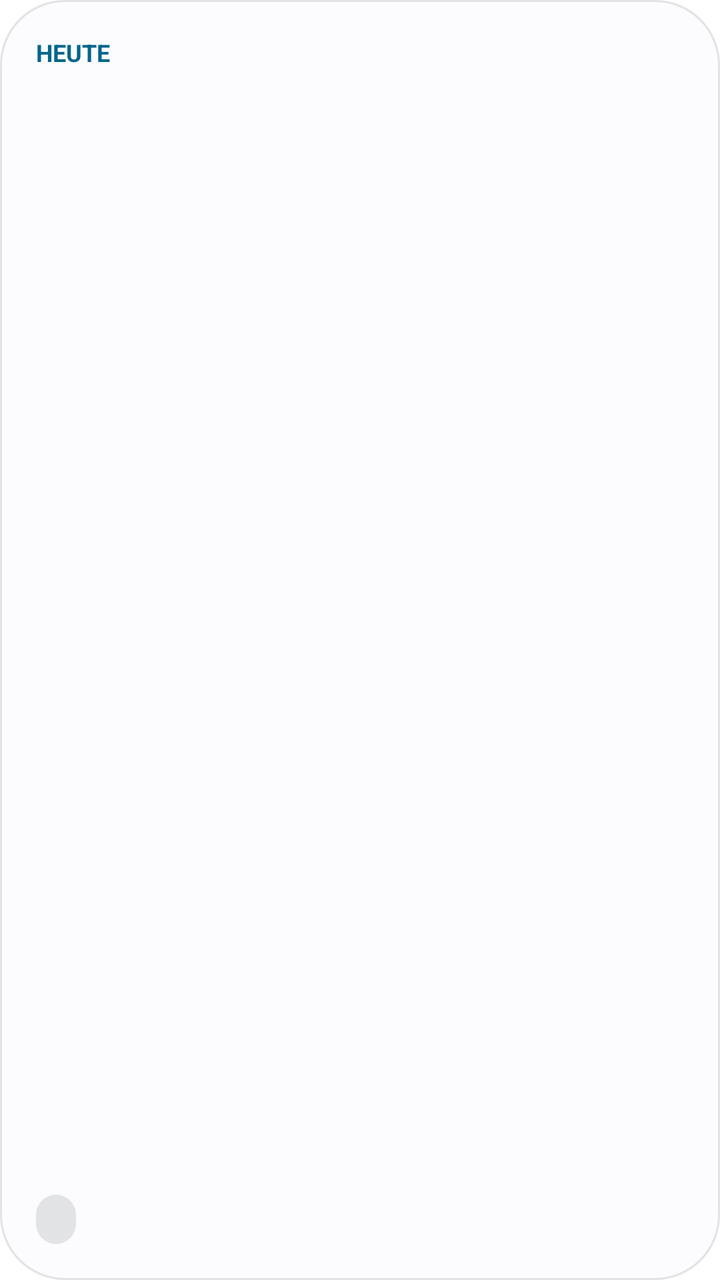
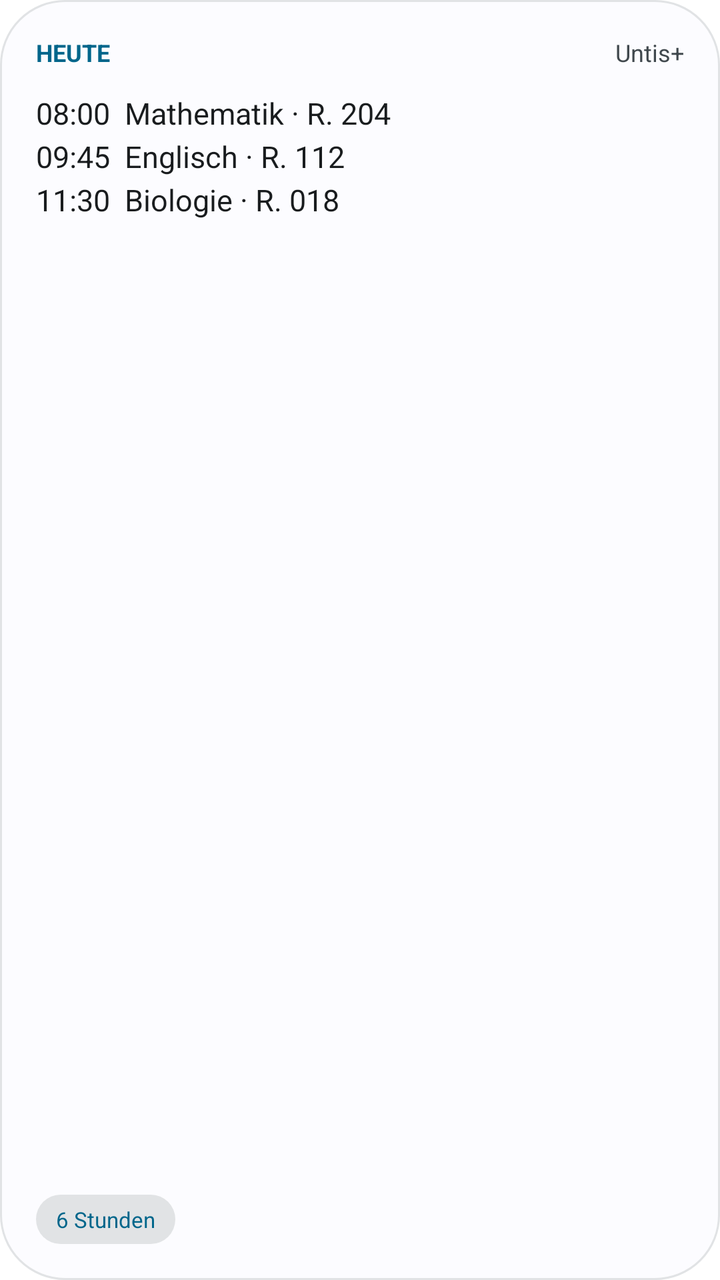

Compare the two renders of this Android layout. The source of the first and the diff that turns it into the second are given below.
<!-- AndroidManifest.xml: fallback theme Theme.MaterialComponents.DayNight.NoActionBar -->
<!-- res/layout/widget_daily_schedule.xml -->
<?xml version="1.0" encoding="utf-8"?>
<RelativeLayout xmlns:android="http://schemas.android.com/apk/res/android"
    android:id="@+id/widget_schedule_root"
    android:layout_width="match_parent"
    android:layout_height="match_parent"
    android:background="@drawable/widget_expressive_surface"
    android:padding="18dp">
    <TextView android:layout_width="wrap_content" android:layout_height="wrap_content" android:text="HEUTE" android:textColor="@color/widget_primary" android:textSize="12sp" android:textStyle="bold" />
    <TextView android:id="@+id/widget_schedule_account" android:layout_width="wrap_content" android:layout_height="wrap_content" android:layout_alignParentEnd="true" android:ellipsize="end" android:maxLines="1" android:textColor="@color/widget_on_surface_variant" android:textSize="12sp" />
    <TextView android:id="@+id/widget_daily_schedule" android:layout_width="match_parent" android:layout_height="wrap_content" android:layout_below="@id/widget_schedule_account" android:layout_marginTop="12dp" android:ellipsize="end" android:lineSpacingExtra="4dp" android:maxLines="3" android:textColor="@color/widget_on_surface" android:textSize="15sp" />
    <TextView android:id="@+id/widget_schedule_status" android:layout_width="wrap_content" android:layout_height="wrap_content" android:layout_alignParentBottom="true" android:background="@drawable/widget_status_pill" android:paddingHorizontal="10dp" android:paddingVertical="5dp" android:textColor="@color/widget_primary" android:textSize="11sp" />
</RelativeLayout>
<!-- resources referenced by this layout -->
<resources>
  <color name="widget_on_surface">#FF171C25</color>
  <color name="widget_on_surface_variant">#FF42474F</color>
  <color name="widget_primary">#FF005AC1</color>
  <!-- drawable widget_expressive_surface (drawable) -->
  <shape xmlns:android="http://schemas.android.com/apk/res/android" android:shape="rectangle">
      <solid android:color="@color/widget_surface" />
      <corners android:radius="32dp" />
      <stroke android:width="1dp" android:color="@color/widget_surface_variant" />
  </shape>
  <!-- drawable widget_status_pill (drawable) -->
  <shape xmlns:android="http://schemas.android.com/apk/res/android" android:shape="rectangle">
      <solid android:color="@color/widget_surface_variant" />
      <corners android:radius="99dp" />
  </shape>
  <color name="widget_surface">#FFF7F9FF</color>
  <color name="widget_surface_variant">#FFDCE5F5</color>
</resources>

<!-- the commit's change to res/layout/widget_daily_schedule.xml (unified diff, before → after) -->
@@ -6,7 +6,7 @@
     android:background="@drawable/widget_expressive_surface"
     android:padding="18dp">
     <TextView android:layout_width="wrap_content" android:layout_height="wrap_content" android:text="HEUTE" android:textColor="@color/widget_primary" android:textSize="12sp" android:textStyle="bold" />
-    <TextView android:id="@+id/widget_schedule_account" android:layout_width="wrap_content" android:layout_height="wrap_content" android:layout_alignParentEnd="true" android:ellipsize="end" android:maxLines="1" android:textColor="@color/widget_on_surface_variant" android:textSize="12sp" />
-    <TextView android:id="@+id/widget_daily_schedule" android:layout_width="match_parent" android:layout_height="wrap_content" android:layout_below="@id/widget_schedule_account" android:layout_marginTop="12dp" android:ellipsize="end" android:lineSpacingExtra="4dp" android:maxLines="3" android:textColor="@color/widget_on_surface" android:textSize="15sp" />
-    <TextView android:id="@+id/widget_schedule_status" android:layout_width="wrap_content" android:layout_height="wrap_content" android:layout_alignParentBottom="true" android:background="@drawable/widget_status_pill" android:paddingHorizontal="10dp" android:paddingVertical="5dp" android:textColor="@color/widget_primary" android:textSize="11sp" />
+    <TextView android:id="@+id/widget_schedule_account" android:layout_width="wrap_content" android:layout_height="wrap_content" android:layout_alignParentEnd="true" android:ellipsize="end" android:maxLines="1" android:textColor="@color/widget_on_surface_variant" android:textSize="12sp" android:text="Untis+" />
+    <TextView android:id="@+id/widget_daily_schedule" android:layout_width="match_parent" android:layout_height="wrap_content" android:layout_below="@id/widget_schedule_account" android:layout_marginTop="12dp" android:ellipsize="end" android:lineSpacingExtra="4dp" android:maxLines="3" android:textColor="@color/widget_on_surface" android:textSize="15sp" android:text="08:00  Mathematik · R. 204\n09:45  Englisch · R. 112\n11:30  Biologie · R. 018" />
+    <TextView android:id="@+id/widget_schedule_status" android:layout_width="wrap_content" android:layout_height="wrap_content" android:layout_alignParentBottom="true" android:background="@drawable/widget_status_pill" android:paddingHorizontal="10dp" android:paddingVertical="5dp" android:textColor="@color/widget_primary" android:textSize="11sp" android:text="6 Stunden" />
 </RelativeLayout>
